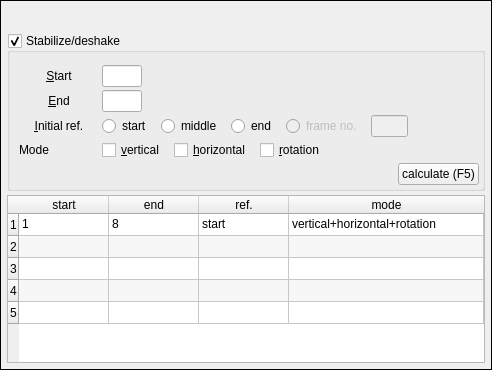
The window that tools/video_editor/ui/ui_widget_stabilize.ui (JepEtau/mco) describes before a commit, drawn with Qt 5.
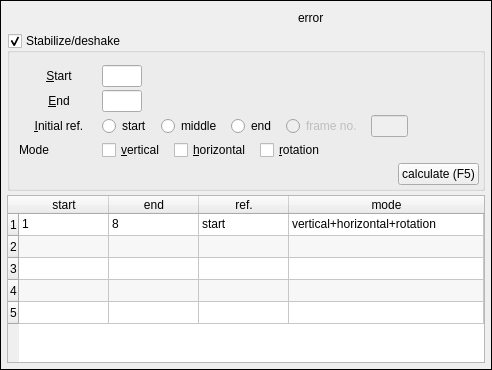
The same window after the commit. Icons and pictures are not drawn.

```diff
--- a/tools/video_editor/ui/ui_widget_stabilize.ui
+++ b/tools/video_editor/ui/ui_widget_stabilize.ui
@@ -196,6 +196,26 @@
           </property>
          </spacer>
         </item>
+        <item>
+         <widget class="QLabel" name="label_message">
+          <property name="text">
+           <string>error</string>
+          </property>
+         </widget>
+        </item>
+        <item>
+         <spacer name="horizontalSpacer_8">
+          <property name="orientation">
+           <enum>Qt::Horizontal</enum>
+          </property>
+          <property name="sizeHint" stdset="0">
+           <size>
+            <width>5</width>
+            <height>20</height>
+           </size>
+          </property>
+         </spacer>
+        </item>
         <item>
          <widget class="QPushButton" name="pushButton_close">
           <property name="sizePolicy">
```
